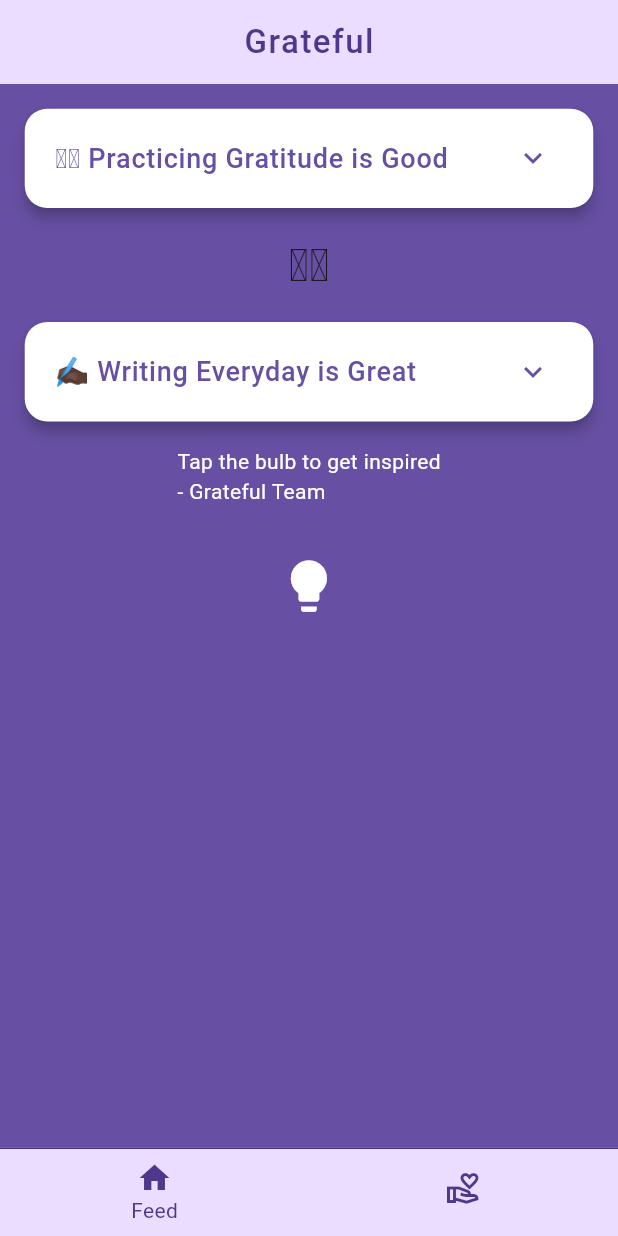
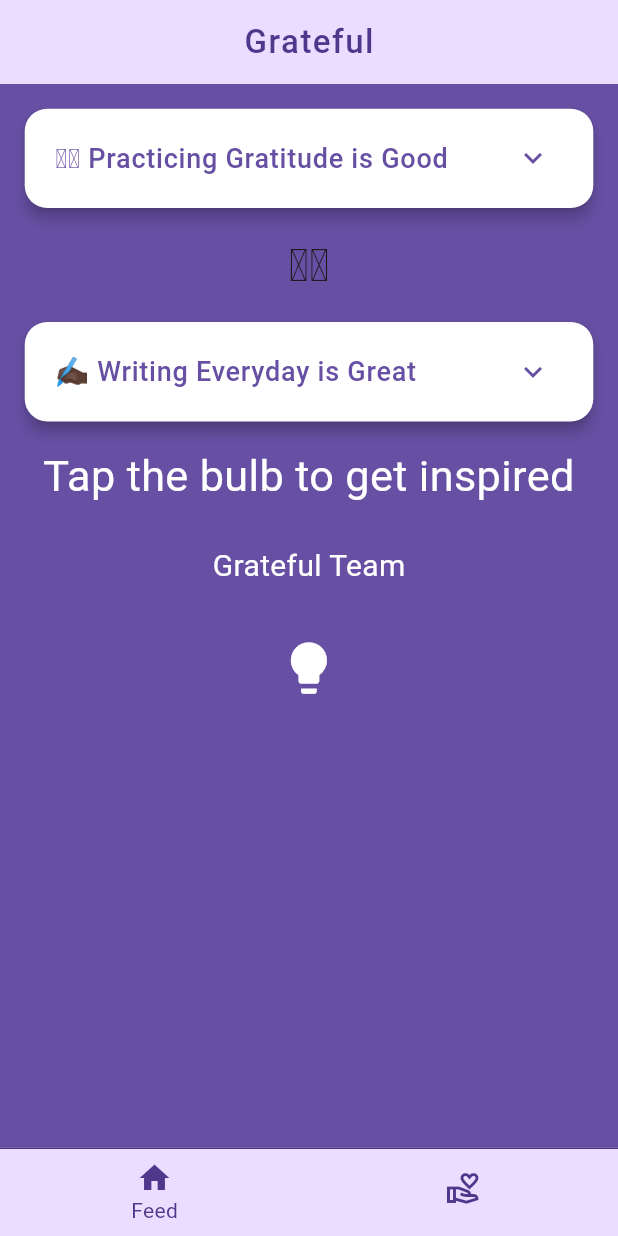
Before and after one commit to aTamarsh/grateful, a Flutter app: the screen it shows after launch, on a phone screen of 412 x 824 dp. Run offline on Flutter 3.47's test engine with Material 2 defaults, Android fonts, the phone set to English and light mode, and no system bars; our stand-ins replace dio, hive_flutter; accounts and stored records are empty.

Commit message:
added dynamic sizing when displaying returned quote.

```diff
--- a/lib/pages/feed_page.dart
+++ b/lib/pages/feed_page.dart
@@ -41,6 +41,7 @@ class _FeedPageState extends State<FeedPage> {
                 _paddedHeartHandsEmoji(context),
                 const ExpandedTile(title: writingInfoTitle),
                 _paddedQuoteBanner(context, colorScheme),
+                _paddedAuthorBanner(context, colorScheme),
                 Padding(
                   padding: EdgeInsets.all(_padding(context)),
                   child: IconButton(
@@ -73,18 +74,50 @@ class _FeedPageState extends State<FeedPage> {
   Padding _paddedQuoteBanner(BuildContext context, ColorScheme colorScheme) {
     return Padding(
                 padding: EdgeInsets.all(_padding(context)),
-                child: _quoteBanner(colorScheme),
+                child: _quoteBanner(context, colorScheme),
               );
   }
 
-  Text _quoteBanner(ColorScheme colorScheme) {
-    return Text(
-                "$_quoteText\n- $_quoteAuthor",
+  Text _quoteBanner(BuildContext context, ColorScheme colorScheme) {
+    double deviceWidth = MediaQuery.of(context).size.width;
+    if (_quoteText.length > 80) {
+      return Text(
+        _quoteText,
+        textAlign: TextAlign.justify,
+        style: TextStyle(
+          fontSize: deviceWidth * 0.04,
+          color: colorScheme.onPrimary
+        )
+      );
+    } else {
+      return Text(
+                _quoteText,
+                textAlign: TextAlign.center,
                 style: TextStyle(
                   color: colorScheme.onPrimary,
+                  fontSize: deviceWidth * 0.07,
                 ),
                 softWrap: true,
-              );
+      );
+    }
+  }
+
+  Padding _paddedAuthorBanner(BuildContext context, ColorScheme colorScheme) {
+    return Padding(
+      padding: EdgeInsets.all(_padding(context)),
+      child: _authorBanner(colorScheme),
+    );
+  }
+
+  Text _authorBanner(ColorScheme colorScheme) {
+    return Text(
+      _quoteAuthor,
+      style: TextStyle(
+        color: colorScheme.onPrimary,
+        fontSize: 20,
+      ),
+      softWrap: true,
+    );
   }
 
   Future<void> _getQuote() async {
```
